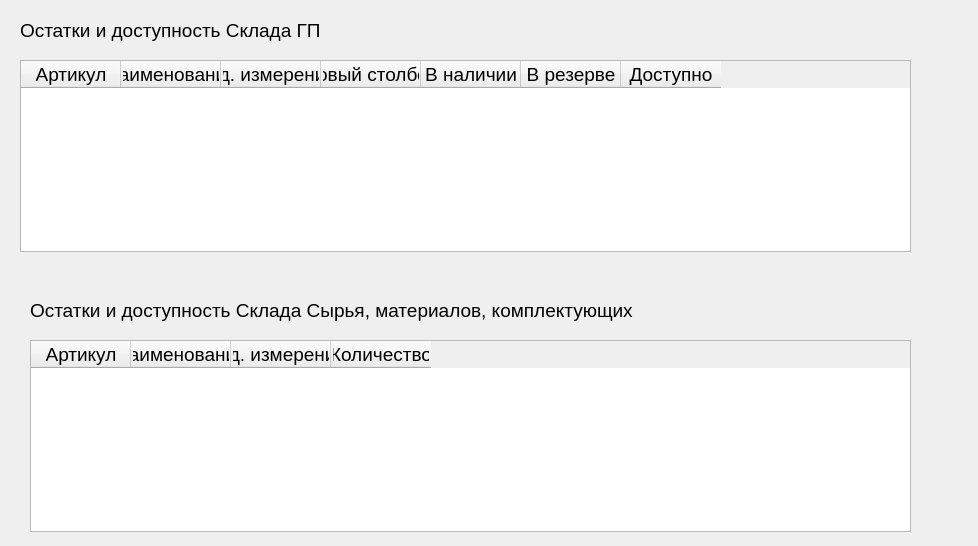
Above: inventorybalances.ui from anastasia-dushanova/ERPsystem before the change. Below: the same form after it.
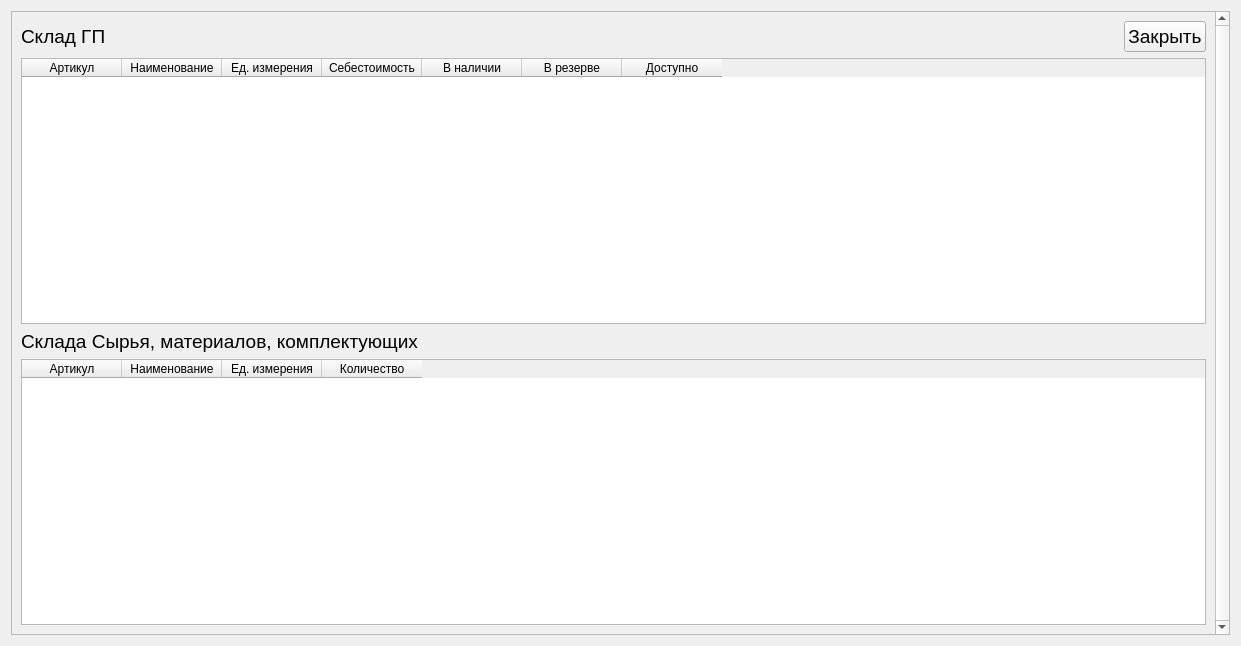
That is the form after the change.

Patch:
```diff
--- a/inventorybalances.ui
+++ b/inventorybalances.ui
@@ -6,8 +6,8 @@
    <rect>
     <x>0</x>
     <y>0</y>
-    <width>978</width>
-    <height>546</height>
+    <width>1241</width>
+    <height>646</height>
    </rect>
   </property>
   <property name="font">
@@ -18,15 +18,68 @@
   <property name="windowTitle">
    <string>Складские остатки</string>
   </property>
+  <layout class="QGridLayout" name="gridLayout_2">
+   <item row="0" column="0">
+    <widget class="QScrollArea" name="scrollArea">
+     <property name="verticalScrollBarPolicy">
+      <enum>Qt::ScrollBarAlwaysOn</enum>
+     </property>
+     <property name="sizeAdjustPolicy">
+      <enum>QAbstractScrollArea::AdjustIgnored</enum>
+     </property>
+     <property name="widgetResizable">
+      <bool>true</bool>
+     </property>
+     <widget class="QWidget" name="scrollAreaWidgetContents">
+      <property name="geometry">
+       <rect>
+        <x>0</x>
+        <y>0</y>
+        <width>1207</width>
+        <height>626</height>
+       </rect>
+      </property>
+      <layout class="QGridLayout" name="gridLayout">
+       <item row="3" column="0" colspan="3">
+        <widget class="QTableWidget" name="tableWidget_material">
+         <column>
+          <property name="text">
+           <string>Артикул</string>
+          </property>
+         </column>
+         <column>
+          <property name="text">
+           <string>Наименование</string>
+          </property>
+         </column>
+         <column>
+          <property name="text">
+           <string>Ед. измерения</string>
+          </property>
+         </column>
+         <column>
+          <property name="text">
+           <string>Количество</string>
+          </property>
+         </column>
+        </widget>
+       </item>
+       <item row="0" column="2">
+        <widget class="QPushButton" name="pushButton">
+         <property name="text">
+          <string>Закрыть</string>
+         </property>
+        </widget>
+       </item>
+       <item row="0" column="0">
+        <widget class="QLabel" name="label">
+         <property name="text">
+          <string>Склад ГП</string>
+         </property>
+        </widget>
+       </item>
+       <item row="1" column="0" colspan="3">
   <widget class="QTableWidget" name="tableWidget_products">
-   <property name="geometry">
-    <rect>
-     <x>20</x>
-     <y>60</y>
-     <width>891</width>
-     <height>192</height>
-    </rect>
-   </property>
    <column>
     <property name="text">
      <string>Артикул</string>
@@ -44,7 +97,7 @@
    </column>
    <column>
     <property name="text">
-     <string>Новый столбец</string>
+           <string>Себестоимость</string>
     </property>
    </column>
    <column>
@@ -63,62 +116,32 @@
     </property>
    </column>
   </widget>
-  <widget class="QLabel" name="label">
-   <property name="geometry">
-    <rect>
-     <x>20</x>
-     <y>15</y>
-     <width>371</width>
-     <height>31</height>
-    </rect>
-   </property>
-   <property name="text">
-    <string>Остатки и доступность Склада ГП</string>
-   </property>
-  </widget>
+       </item>
+       <item row="0" column="1">
+        <spacer name="horizontalSpacer">
+         <property name="orientation">
+          <enum>Qt::Horizontal</enum>
+         </property>
+         <property name="sizeHint" stdset="0">
+          <size>
+           <width>798</width>
+           <height>20</height>
+          </size>
+         </property>
+        </spacer>
+       </item>
+       <item row="2" column="0" colspan="3">
   <widget class="QLabel" name="label_2">
-   <property name="geometry">
-    <rect>
-     <x>30</x>
-     <y>295</y>
-     <width>731</width>
-     <height>31</height>
-    </rect>
-   </property>
    <property name="text">
-    <string>Остатки и доступность Склада Сырья, материалов, комплектующих</string>
-   </property>
-  </widget>
-  <widget class="QTableWidget" name="tableWidget_material">
-   <property name="geometry">
-    <rect>
-     <x>30</x>
-     <y>340</y>
-     <width>881</width>
-     <height>192</height>
-    </rect>
-   </property>
-   <column>
-    <property name="text">
-     <string>Артикул</string>
-    </property>
-   </column>
-   <column>
-    <property name="text">
-     <string>Наименование</string>
-    </property>
-   </column>
-   <column>
-    <property name="text">
-     <string>Ед. измерения</string>
-    </property>
-   </column>
-   <column>
-    <property name="text">
-     <string>Количество</string>
-    </property>
-   </column>
-  </widget>
+          <string>Склада Сырья, материалов, комплектующих</string>
+         </property>
+        </widget>
+       </item>
+      </layout>
+     </widget>
+    </widget>
+   </item>
+  </layout>
  </widget>
  <resources/>
  <connections/>
```
Lines whose indentation alone changed are shown as unchanged.
